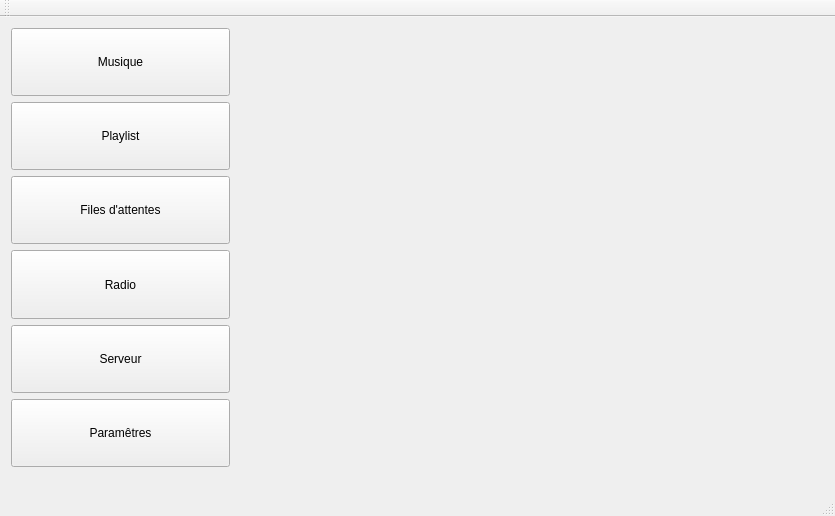
Before: the Qt Designer form Projet2IHM/mainwindow.ui in Nurbain/ProjetIHM, drawn with Qt 5.
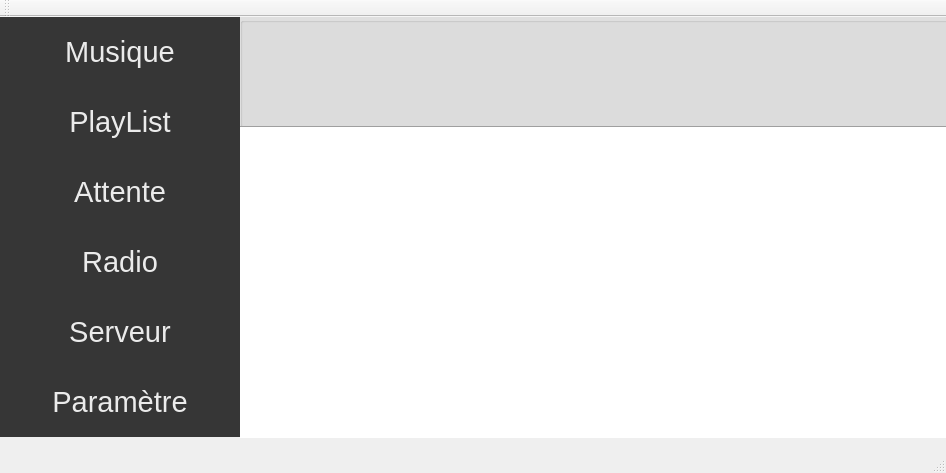
After: the same form once the commit is applied. Icons and pictures are not drawn.

What changed in the file:
```diff
--- a/Projet2IHM/mainwindow.ui
+++ b/Projet2IHM/mainwindow.ui
@@ -6,8 +6,8 @@
    <rect>
     <x>0</x>
     <y>0</y>
-    <width>835</width>
-    <height>516</height>
+    <width>946</width>
+    <height>473</height>
    </rect>
   </property>
   <property name="windowTitle">
@@ -20,117 +20,397 @@
      <verstretch>0</verstretch>
     </sizepolicy>
    </property>
-   <widget class="QWidget" name="verticalLayoutWidget">
-    <property name="geometry">
-     <rect>
-      <x>0</x>
-      <y>0</y>
-      <width>241</width>
-      <height>461</height>
-     </rect>
-    </property>
-    <layout class="QVBoxLayout" name="verticalLayout">
-     <item>
-      <widget class="QPushButton" name="pushButton_2">
-       <property name="enabled">
-        <bool>true</bool>
-       </property>
-       <property name="sizePolicy">
-        <sizepolicy hsizetype="Minimum" vsizetype="Preferred">
-         <horstretch>0</horstretch>
-         <verstretch>0</verstretch>
-        </sizepolicy>
-       </property>
-       <property name="autoFillBackground">
-        <bool>true</bool>
-       </property>
-       <property name="text">
-        <string>Musique</string>
-       </property>
-      </widget>
-     </item>
-     <item>
-      <widget class="QPushButton" name="pushButton_4">
-       <property name="sizePolicy">
-        <sizepolicy hsizetype="Minimum" vsizetype="Preferred">
-         <horstretch>0</horstretch>
-         <verstretch>0</verstretch>
-        </sizepolicy>
-       </property>
-       <property name="text">
-        <string>Playlist</string>
-       </property>
-      </widget>
-     </item>
-     <item>
-      <widget class="QPushButton" name="pushButton_6">
-       <property name="sizePolicy">
-        <sizepolicy hsizetype="Minimum" vsizetype="Preferred">
-         <horstretch>0</horstretch>
-         <verstretch>0</verstretch>
-        </sizepolicy>
-       </property>
-       <property name="text">
-        <string>Files d'attentes</string>
-       </property>
-      </widget>
-     </item>
-     <item>
-      <widget class="QPushButton" name="pushButton_5">
-       <property name="sizePolicy">
-        <sizepolicy hsizetype="Preferred" vsizetype="Preferred">
-         <horstretch>0</horstretch>
-         <verstretch>0</verstretch>
-        </sizepolicy>
-       </property>
-       <property name="text">
-        <string>Radio</string>
-       </property>
-      </widget>
-     </item>
-     <item>
-      <widget class="QPushButton" name="pushButton_3">
-       <property name="sizePolicy">
-        <sizepolicy hsizetype="Minimum" vsizetype="Preferred">
-         <horstretch>0</horstretch>
-         <verstretch>0</verstretch>
-        </sizepolicy>
-       </property>
-       <property name="text">
-        <string>Serveur</string>
-       </property>
-      </widget>
-     </item>
-     <item>
-      <widget class="QPushButton" name="pushButton">
-       <property name="sizePolicy">
-        <sizepolicy hsizetype="Minimum" vsizetype="Preferred">
-         <horstretch>0</horstretch>
-         <verstretch>0</verstretch>
-        </sizepolicy>
-       </property>
-       <property name="text">
-        <string>Paramêtres</string>
-       </property>
-      </widget>
-     </item>
-    </layout>
-   </widget>
    <widget class="QStackedWidget" name="stackedWidget">
     <property name="geometry">
      <rect>
-      <x>250</x>
-      <y>160</y>
-      <width>581</width>
-      <height>301</height>
+      <x>240</x>
+      <y>110</y>
+      <width>711</width>
+      <height>311</height>
      </rect>
     </property>
+    <property name="styleSheet">
+     <string notr="true">background-color: rgb(255, 255, 255);</string>
+    </property>
     <property name="currentIndex">
      <number>1</number>
     </property>
     <widget class="QWidget" name="page_3"/>
     <widget class="QWidget" name="page_4"/>
    </widget>
+   <widget class="QPushButton" name="evilButton">
+    <property name="enabled">
+     <bool>true</bool>
+    </property>
+    <property name="geometry">
+     <rect>
+      <x>0</x>
+      <y>0</y>
+      <width>240</width>
+      <height>70</height>
+     </rect>
+    </property>
+    <property name="sizePolicy">
+     <sizepolicy hsizetype="Preferred" vsizetype="Preferred">
+      <horstretch>0</horstretch>
+      <verstretch>0</verstretch>
+     </sizepolicy>
+    </property>
+    <property name="font">
+     <font>
+      <pointsize>22</pointsize>
+     </font>
+    </property>
+    <property name="autoFillBackground">
+     <bool>false</bool>
+    </property>
+    <property name="styleSheet">
+     <string notr="true">QPushButton {
+border : none;
+background-color: rgb(54, 54, 54);
+color: rgb(235, 235, 235);
+}
+
+QPushButton:hover{
+background-color: rgb(38, 38, 38);
+color: rgb(255, 255, 255);
+}
+
+QPushButton:pressed{
+background-color: rgb(38, 38, 38);
+color: rgb(255, 255, 255);
+}
+</string>
+    </property>
+    <property name="text">
+     <string>Musique</string>
+    </property>
+    <property name="icon">
+     <iconset resource="ressource.qrc">
+      <normaloff>:/icon/Sprite/PlayMenu.png</normaloff>:/icon/Sprite/PlayMenu.png</iconset>
+    </property>
+    <property name="iconSize">
+     <size>
+      <width>32</width>
+      <height>32</height>
+     </size>
+    </property>
+    <property name="autoRepeat">
+     <bool>false</bool>
+    </property>
+    <property name="flat">
+     <bool>false</bool>
+    </property>
+   </widget>
+   <widget class="QPushButton" name="evilButton_2">
+    <property name="enabled">
+     <bool>true</bool>
+    </property>
+    <property name="geometry">
+     <rect>
+      <x>0</x>
+      <y>70</y>
+      <width>240</width>
+      <height>70</height>
+     </rect>
+    </property>
+    <property name="sizePolicy">
+     <sizepolicy hsizetype="Preferred" vsizetype="Preferred">
+      <horstretch>0</horstretch>
+      <verstretch>0</verstretch>
+     </sizepolicy>
+    </property>
+    <property name="font">
+     <font>
+      <pointsize>22</pointsize>
+     </font>
+    </property>
+    <property name="autoFillBackground">
+     <bool>false</bool>
+    </property>
+    <property name="styleSheet">
+     <string notr="true">QPushButton {
+border : none;
+background-color: rgb(54, 54, 54);
+color: rgb(235, 235, 235);
+}
+
+QPushButton:hover{
+background-color: rgb(38, 38, 38);
+color: rgb(255, 255, 255);
+}
+
+QPushButton:pressed{
+background-color: rgb(38, 38, 38);
+color: rgb(255, 255, 255);
+}
+</string>
+    </property>
+    <property name="text">
+     <string>PlayList</string>
+    </property>
+    <property name="icon">
+     <iconset resource="ressource.qrc">
+      <normaloff>:/icon/Sprite/playlistMenu.png</normaloff>:/icon/Sprite/playlistMenu.png</iconset>
+    </property>
+    <property name="iconSize">
+     <size>
+      <width>32</width>
+      <height>32</height>
+     </size>
+    </property>
+   </widget>
+   <widget class="QPushButton" name="evilButton_3">
+    <property name="enabled">
+     <bool>true</bool>
+    </property>
+    <property name="geometry">
+     <rect>
+      <x>0</x>
+      <y>140</y>
+      <width>240</width>
+      <height>70</height>
+     </rect>
+    </property>
+    <property name="sizePolicy">
+     <sizepolicy hsizetype="Preferred" vsizetype="Preferred">
+      <horstretch>0</horstretch>
+      <verstretch>0</verstretch>
+     </sizepolicy>
+    </property>
+    <property name="font">
+     <font>
+      <pointsize>22</pointsize>
+     </font>
+    </property>
+    <property name="autoFillBackground">
+     <bool>false</bool>
+    </property>
+    <property name="styleSheet">
+     <string notr="true">QPushButton {
+border : none;
+background-color: rgb(54, 54, 54);
+color: rgb(235, 235, 235);
+}
+
+QPushButton:hover{
+background-color: rgb(38, 38, 38);
+color: rgb(255, 255, 255);
+}
+
+QPushButton:pressed{
+background-color: rgb(38, 38, 38);
+color: rgb(255, 255, 255);
+}
+</string>
+    </property>
+    <property name="text">
+     <string>Attente</string>
+    </property>
+    <property name="icon">
+     <iconset resource="ressource.qrc">
+      <normaloff>:/icon/Sprite/attenteMenu.png</normaloff>:/icon/Sprite/attenteMenu.png</iconset>
+    </property>
+    <property name="iconSize">
+     <size>
+      <width>32</width>
+      <height>32</height>
+     </size>
+    </property>
+   </widget>
+   <widget class="QPushButton" name="evilButton_4">
+    <property name="enabled">
+     <bool>true</bool>
+    </property>
+    <property name="geometry">
+     <rect>
+      <x>0</x>
+      <y>210</y>
+      <width>240</width>
+      <height>70</height>
+     </rect>
+    </property>
+    <property name="sizePolicy">
+     <sizepolicy hsizetype="Preferred" vsizetype="Preferred">
+      <horstretch>0</horstretch>
+      <verstretch>0</verstretch>
+     </sizepolicy>
+    </property>
+    <property name="font">
+     <font>
+      <pointsize>22</pointsize>
+     </font>
+    </property>
+    <property name="autoFillBackground">
+     <bool>false</bool>
+    </property>
+    <property name="styleSheet">
+     <string notr="true">QPushButton {
+border : none;
+background-color: rgb(54, 54, 54);
+color: rgb(235, 235, 235);
+}
+
+QPushButton:hover{
+background-color: rgb(38, 38, 38);
+color: rgb(255, 255, 255);
+}
+
+QPushButton:pressed{
+background-color: rgb(38, 38, 38);
+color: rgb(255, 255, 255);
+}
+</string>
+    </property>
+    <property name="text">
+     <string>Radio</string>
+    </property>
+    <property name="icon">
+     <iconset resource="ressource.qrc">
+      <normaloff>:/icon/Sprite/RadioMenu.png</normaloff>:/icon/Sprite/RadioMenu.png</iconset>
+    </property>
+    <property name="iconSize">
+     <size>
+      <width>32</width>
+      <height>32</height>
+     </size>
+    </property>
+   </widget>
+   <widget class="QPushButton" name="evilButton_5">
+    <property name="enabled">
+     <bool>true</bool>
+    </property>
+    <property name="geometry">
+     <rect>
+      <x>0</x>
+      <y>280</y>
+      <width>240</width>
+      <height>70</height>
+     </rect>
+    </property>
+    <property name="sizePolicy">
+     <sizepolicy hsizetype="Preferred" vsizetype="Preferred">
+      <horstretch>0</horstretch>
+      <verstretch>0</verstretch>
+     </sizepolicy>
+    </property>
+    <property name="font">
+     <font>
+      <pointsize>22</pointsize>
+     </font>
+    </property>
+    <property name="autoFillBackground">
+     <bool>false</bool>
+    </property>
+    <property name="styleSheet">
+     <string notr="true">QPushButton {
+border : none;
+background-color: rgb(54, 54, 54);
+color: rgb(235, 235, 235);
+}
+
+QPushButton:hover{
+background-color: rgb(38, 38, 38);
+color: rgb(255, 255, 255);
+}
+
+QPushButton:pressed{
+background-color: rgb(38, 38, 38);
+color: rgb(255, 255, 255);
+}
+</string>
+    </property>
+    <property name="text">
+     <string>Serveur</string>
+    </property>
+    <property name="icon">
+     <iconset resource="ressource.qrc">
+      <normaloff>:/icon/Sprite/vueMenu.png</normaloff>:/icon/Sprite/vueMenu.png</iconset>
+    </property>
+    <property name="iconSize">
+     <size>
+      <width>32</width>
+      <height>32</height>
+     </size>
+    </property>
+   </widget>
+   <widget class="QPushButton" name="evilButton_6">
+    <property name="enabled">
+     <bool>true</bool>
+    </property>
+    <property name="geometry">
+     <rect>
+      <x>0</x>
+      <y>350</y>
+      <width>240</width>
+      <height>70</height>
+     </rect>
+    </property>
+    <property name="sizePolicy">
+     <sizepolicy hsizetype="Preferred" vsizetype="Preferred">
+      <horstretch>0</horstretch>
+      <verstretch>0</verstretch>
+     </sizepolicy>
+    </property>
+    <property name="font">
+     <font>
+      <pointsize>22</pointsize>
+     </font>
+    </property>
+    <property name="autoFillBackground">
+     <bool>false</bool>
+    </property>
+    <property name="styleSheet">
+     <string notr="true">QPushButton {
+border : none;
+background-color: rgb(54, 54, 54);
+color: rgb(235, 235, 235);
+}
+
+QPushButton:hover{
+background-color: rgb(38, 38, 38);
+color: rgb(255, 255, 255);
+}
+
+QPushButton:pressed{
+background-color: rgb(38, 38, 38);
+color: rgb(255, 255, 255);
+}
+</string>
+    </property>
+    <property name="text">
+     <string>Paramètre</string>
+    </property>
+   </widget>
+   <widget class="QGroupBox" name="groupBox">
+    <property name="geometry">
+     <rect>
+      <x>240</x>
+      <y>0</y>
+      <width>711</width>
+      <height>111</height>
+     </rect>
+    </property>
+    <property name="styleSheet">
+     <string notr="true">background-color: rgb(223, 223, 223);</string>
+    </property>
+    <property name="title">
+     <string/>
+    </property>
+   </widget>
+   <widget class="Line" name="line">
+    <property name="geometry">
+     <rect>
+      <x>240</x>
+      <y>100</y>
+      <width>711</width>
+      <height>20</height>
+     </rect>
+    </property>
+    <property name="orientation">
+     <enum>Qt::Horizontal</enum>
+    </property>
+   </widget>
   </widget>
   <widget class="QMenuBar" name="menuBar">
    <property name="geometry">
```
Left out of the diff: 6 changed lines with no effect on the pictures.
